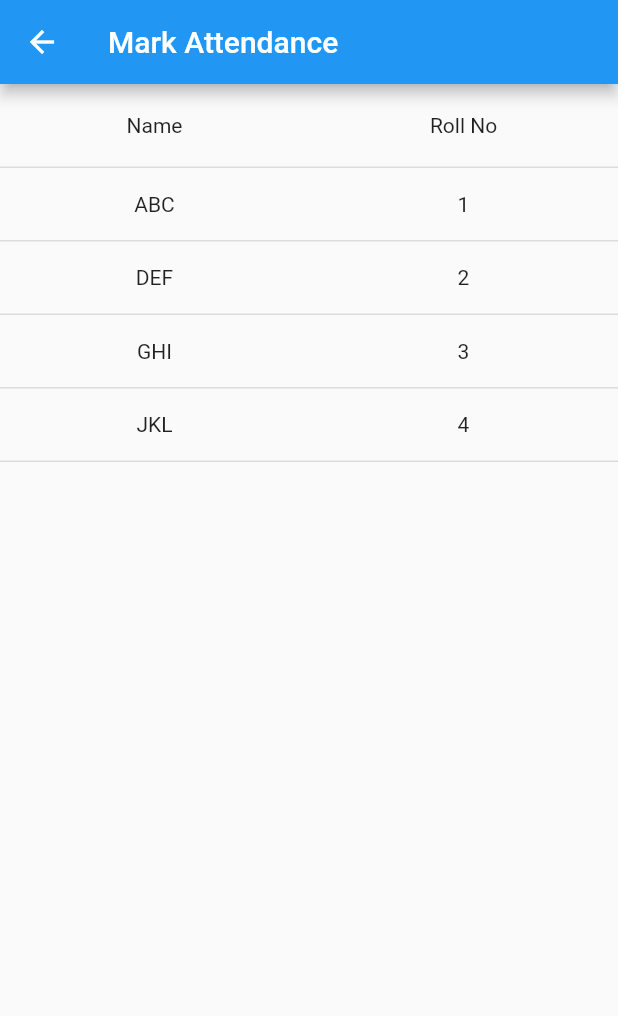
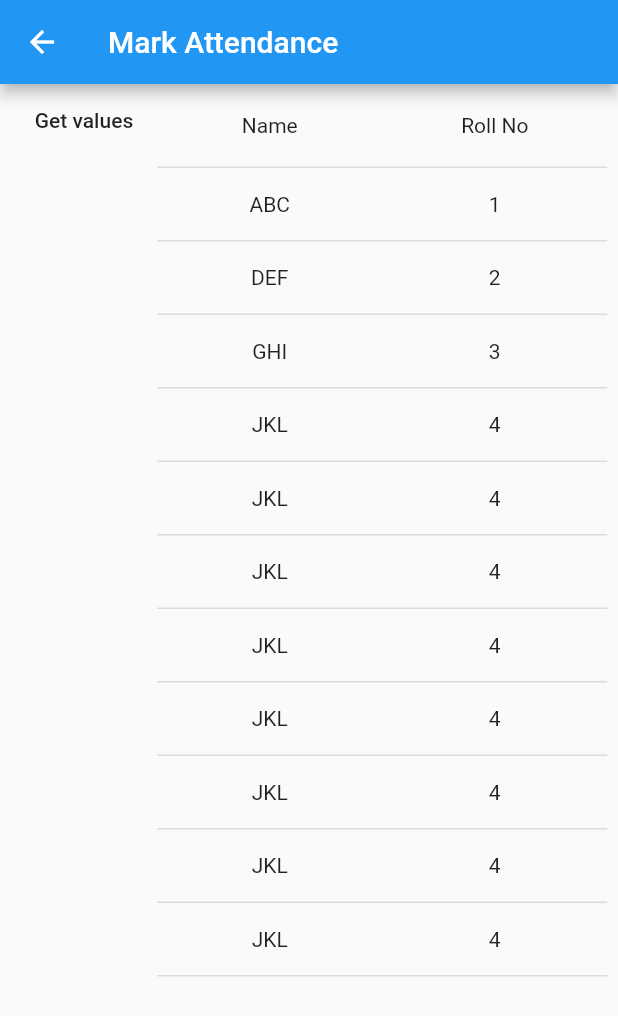
Before and after one commit to gdscgndu/presentmam, a Flutter app: the AttendancePage screen opened by its route, on a phone screen of 412 x 824 dp. Shown: the top 1016 px of the screen. Run offline on Flutter 3.47's test engine with Material 2 defaults, Android fonts, the phone set to English and light mode, and no system bars; drawn by our look-alikes of syncfusion_flutter_datagrid; our stand-ins replace csv, file_picker.

Commit message:
get the values of selected rows added

```diff
--- a/lib/pages/attendance_page.dart
+++ b/lib/pages/attendance_page.dart
@@ -18,14 +18,31 @@ class _AttendancePageState extends State<AttendancePage> {
     students = getStudentData();
     studentDataSource = StudentDataSource(studentData: students);
   }
-
+  final DataGridController _dataGridController = DataGridController();
   @override
   Widget build(BuildContext context) {
     return Scaffold(
         appBar: AppBar(
           title: const Text('Mark Attendance'),
         ),
-      body: SfDataGrid(
+        body: Row(
+            crossAxisAlignment: CrossAxisAlignment.start,
+            mainAxisAlignment: MainAxisAlignment.center,
+            children: [
+              MaterialButton(
+                  onPressed: () {
+                    var _selectedRows = _dataGridController.selectedRows;
+                    List<DataGridRow> data= _selectedRows;
+                    for(int i=0;i<data.length;i++){
+                      var nameval=data[i].getCells()[0].value;
+                      var rollnoval=data[i].getCells()[1].value;
+                      print(nameval);
+                      print(rollnoval);
+                    }
+                  },
+                  child: Text("Get values")),
+              SfDataGrid(
+                controller: _dataGridController,
                 allowSorting: true,
                 selectionMode: SelectionMode.multiple,
                 source: studentDataSource,
@@ -47,15 +64,22 @@ class _AttendancePageState extends State<AttendancePage> {
                           child: Text('Roll No'))),
                 ],
               ),
-    );
+            ]));
   }
 
   List<Student> getStudentData() {
     return [
-      Student("ABC","1"),
-      Student("DEF","2"),
-      Student("GHI","3"),
-      Student("JKL","4"),
+      Student("ABC", "1"),
+      Student("DEF", "2"),
+      Student("GHI", "3"),
+      Student("JKL", "4"),
+      Student("JKL", "4"),
+      Student("JKL", "4"),
+      Student("JKL", "4"),
+      Student("JKL", "4"),
+      Student("JKL", "4"),
+      Student("JKL", "4"),
+      Student("JKL", "4"),
     ];
   }
 }
@@ -65,7 +89,6 @@ class Student {
   final String name;
   final String rollno;
 }
-
 
 class StudentDataSource extends DataGridSource {
   StudentDataSource({required List<Student> studentData}) {
```
Lines whose indentation alone changed are shown as unchanged.
